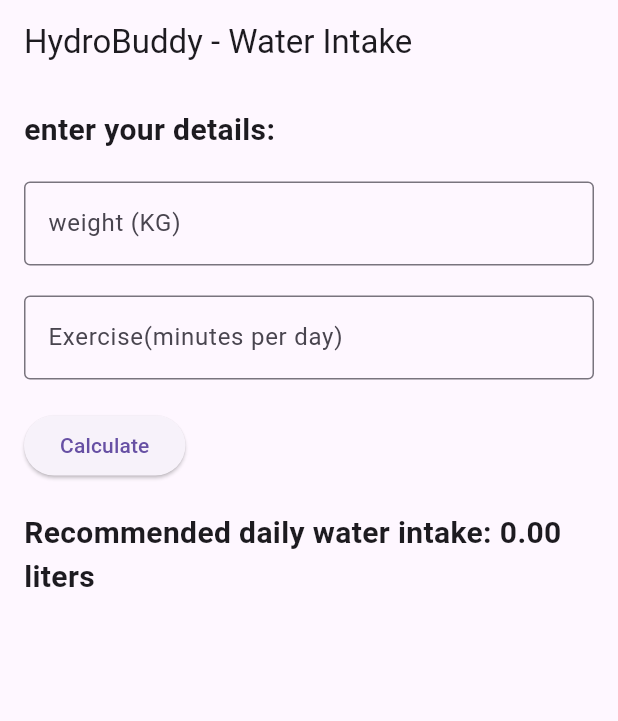
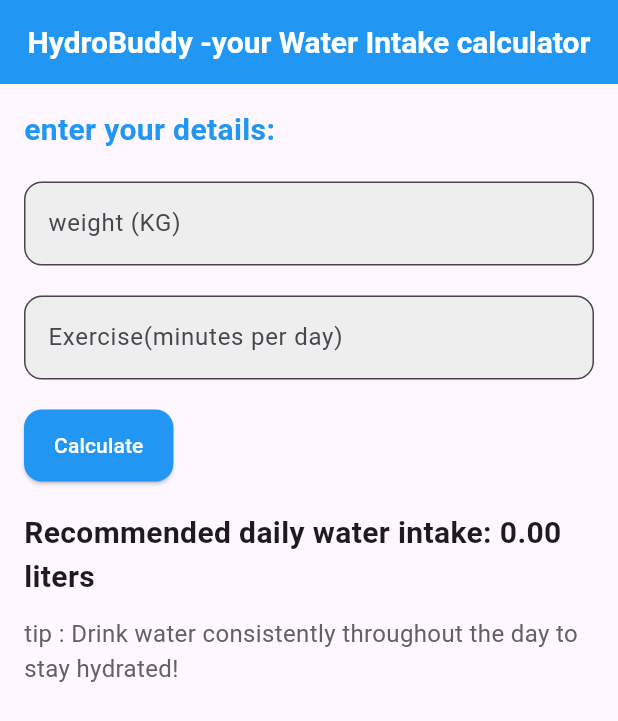
Before and after one commit to hassibhajj/hydrobuddy, a Flutter app: the screen it shows after launch, after a tap on "Calculate", on a phone screen of 412 x 824 dp. Shown: the top 721 px of the screen. Run offline on Flutter 3.47's test engine with Material 3 defaults, Android fonts, the phone set to English and light mode, and no system bars.

Commit message:
created root widget for the app and the water intake page. added 2 editing textcontroller objects, replaced the old body with a colomn layout and added textfeelds, apdding and spacing. added variables to store the result and convert them to numbers, added the water intake formula and displayed it on the screen. fixed the layout by removing the result text that was put inside the elevatedButton and added the result display below the button  so it opens after the calculation is done. styled the appbar, added spacing and colors, and we added a helpful hydration tip that appears dynamically.

```diff
--- a/lib/main.dart
+++ b/lib/main.dart
@@ -32,7 +32,11 @@ class _WaterIntakePageState extends State<WaterIntakePage> {
   Widget build(BuildContext context) {
     return  Scaffold(
       appBar: AppBar(
-        title: const Text("HydroBuddy - Water Intake"),
+        backgroundColor: Colors.blue,
+        centerTitle: true,
+        title: const Text("HydroBuddy -your Water Intake calculator",
+        style: TextStyle( fontSize: 20, fontWeight: FontWeight.bold,
+        color: Colors.white)),
       ),
         body: Padding(
           padding: const EdgeInsets.all(16.0),
@@ -41,7 +45,7 @@ class _WaterIntakePageState extends State<WaterIntakePage> {
             children: [
               Text(
                 "enter your details:",
-                style: TextStyle(fontSize: 20, fontWeight: FontWeight.bold),
+                style: TextStyle(fontSize: 20, fontWeight: FontWeight.bold, color:Colors.blue),
               ),
               SizedBox(height:20),
                 TextField(
@@ -49,7 +53,11 @@ class _WaterIntakePageState extends State<WaterIntakePage> {
                   keyboardType: TextInputType.number,
                   decoration: InputDecoration(
                     labelText: "weight (KG)",
-                    border: OutlineInputBorder(),
+                    border: OutlineInputBorder(
+                      borderRadius: BorderRadius.circular(12),
+                    ),
+                    filled: true,
+                    fillColor: Colors.grey[200],
                   ),
                 ),
 
@@ -59,11 +67,23 @@ class _WaterIntakePageState extends State<WaterIntakePage> {
                 keyboardType: TextInputType.number,
                 decoration: InputDecoration(
                   labelText: "Exercise(minutes per day)",
-                  border: OutlineInputBorder(),
+                  border: OutlineInputBorder(
+                    borderRadius: BorderRadius.circular(12),
+                  ),
+                  filled: true,
+                  fillColor: Colors.grey[200],
                 ),
               ),
               SizedBox(height: 20),
               ElevatedButton(
+                style: ElevatedButton.styleFrom(
+                  backgroundColor: Colors.blue,
+                  foregroundColor: Colors.white,
+                  padding: const EdgeInsets.symmetric(horizontal: 20, vertical: 14),
+                  shape: RoundedRectangleBorder(
+                    borderRadius: BorderRadius.circular(12),
+                  ),
+                ),
 
                 onPressed: () {
                   final double weight = double.tryParse(
@@ -86,7 +106,14 @@ class _WaterIntakePageState extends State<WaterIntakePage> {
                   "Recommended daily water intake: ${totalWater!.toStringAsFixed(2)} liters",
                       style: TextStyle(fontSize: 20, fontWeight: FontWeight.bold),
                 ),
-
+                if(totalWater !=null)
+                  Padding(
+                    padding: const EdgeInsets.only(top:12),
+                    child: Text(
+                      "tip : Drink water consistently throughout the day to stay hydrated!",
+                    style: TextStyle(fontSize: 16, color: Colors.grey[700]),
+                  ),
+                  ),
             ],
 
           )
```
